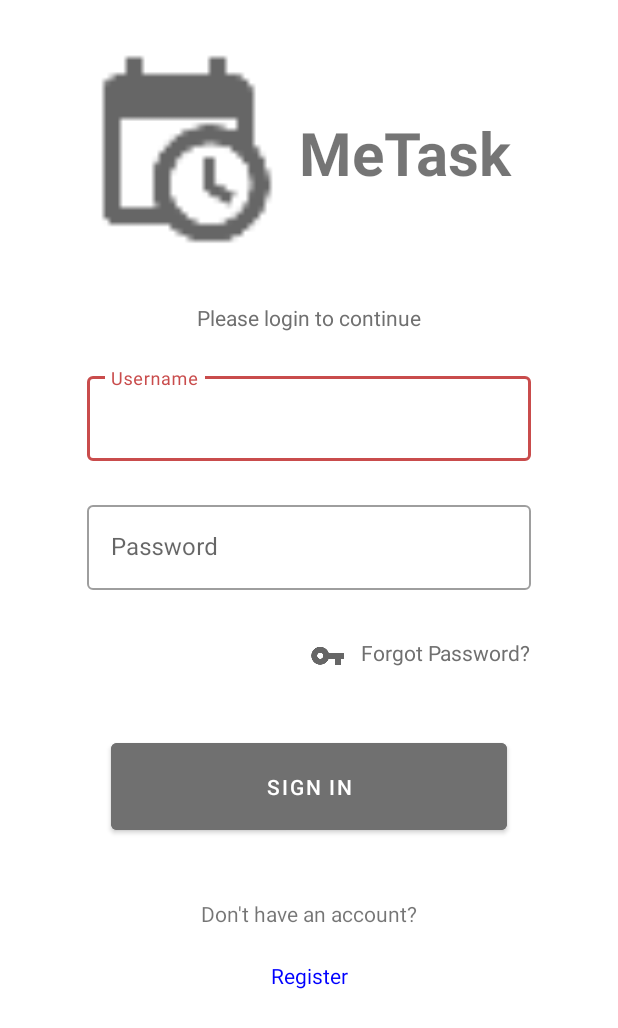
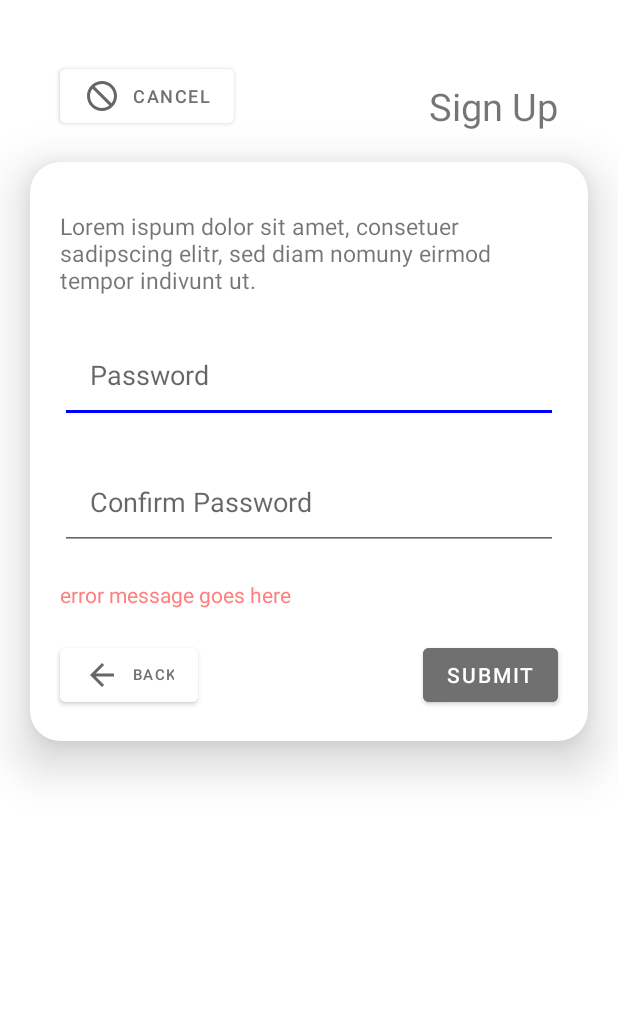
Before and after one commit to rsl081/CalendarProjectTeamLinKot, an Android app: the screen it shows after launch (SignInActivity before the commit, RegisterPasswordActivity after it), on a phone screen of 412 x 824 dp. Shown: the top 1028 px of the screen. Run offline under Robolectric (Android 15) with nearby library versions, the phone set to English and light mode, and no system bars.

Commit message:
gen/ registration

```diff
--- /dev/null
+++ b/app/src/main/java/com/example/calendarprojectteamlinkot/view/RegisterPasswordActivity.kt
@@ -0,0 +1,12 @@
+package com.example.calendarprojectteamlinkot.view
+
+import androidx.appcompat.app.AppCompatActivity
+import android.os.Bundle
+import com.example.calendarprojectteamlinkot.R
+
+class RegisterPasswordActivity : AppCompatActivity() {
+    override fun onCreate(savedInstanceState: Bundle?) {
+        super.onCreate(savedInstanceState)
+        setContentView(R.layout.activity_register_password)
+    }
+}
--- /dev/null
+++ b/app/src/main/res/drawable/ic_baseline_arrow_back_24.xml
@@ -0,0 +1,10 @@
+<vector xmlns:android="http://schemas.android.com/apk/res/android"
+    android:width="24dp"
+    android:height="24dp"
+    android:viewportWidth="24"
+    android:viewportHeight="24"
+    android:tint="?attr/colorControlNormal">
+  <path
+      android:fillColor="@android:color/white"
+      android:pathData="M20,11H7.83l5.59,-5.59L12,4l-8,8 8,8 1.41,-1.41L7.83,13H20v-2z"/>
+</vector>
--- /dev/null
+++ b/app/src/main/res/drawable/ic_baseline_not_interested_24.xml
@@ -0,0 +1,10 @@
+<vector xmlns:android="http://schemas.android.com/apk/res/android"
+    android:width="24dp"
+    android:height="24dp"
+    android:viewportWidth="24"
+    android:viewportHeight="24"
+    android:tint="?attr/colorControlNormal">
+  <path
+      android:fillColor="@android:color/white"
+      android:pathData="M12,2C6.48,2 2,6.48 2,12s4.48,10 10,10 10,-4.48 10,-10S17.52,2 12,2zM12,20c-4.42,0 -8,-3.58 -8,-8 0,-1.85 0.63,-3.55 1.69,-4.9L16.9,18.31C15.55,19.37 13.85,20 12,20zM18.31,16.9L7.1,5.69C8.45,4.63 10.15,4 12,4c4.42,0 8,3.58 8,8 0,1.85 -0.63,3.55 -1.69,4.9z"/>
+</vector>
--- /dev/null
+++ b/app/src/main/res/layout/activity_register_password.xml
@@ -0,0 +1,162 @@
+<?xml version="1.0" encoding="utf-8"?>
+<androidx.constraintlayout.widget.ConstraintLayout xmlns:android="http://schemas.android.com/apk/res/android"
+    xmlns:app="http://schemas.android.com/apk/res-auto"
+    xmlns:tools="http://schemas.android.com/tools"
+    android:layout_width="match_parent"
+    android:layout_height="match_parent">
+
+    <TextView
+        android:id="@+id/textView4"
+        android:layout_width="0dp"
+        android:layout_height="wrap_content"
+        android:layout_marginTop="20dp"
+        android:layout_marginEnd="20dp"
+        android:layout_marginBottom="20dp"
+        android:text="Sign Up"
+        android:textSize="25sp"
+        app:layout_constraintBottom_toTopOf="@+id/SignupCardView"
+        app:layout_constraintEnd_toStartOf="@+id/guideline9"
+        app:layout_constraintTop_toTopOf="@+id/guideline10"
+        tools:text="Sign Up" />
+
+
+    <androidx.cardview.widget.CardView
+        android:id="@+id/SignupCardView"
+        android:layout_width="0dp"
+        android:layout_height="wrap_content"
+        android:layout_marginTop="20dp"
+        app:layout_constraintEnd_toStartOf="@+id/guideline9"
+        app:layout_constraintHorizontal_bias="0.454"
+        app:layout_constraintStart_toStartOf="@+id/guideline8"
+        app:layout_constraintTop_toBottomOf="@+id/textView4"
+        app:cardCornerRadius="20dp"
+        app:cardElevation="20dp">
+
+        <androidx.constraintlayout.widget.ConstraintLayout
+            android:layout_width="match_parent"
+            android:layout_height="wrap_content">
+
+            <TextView
+                android:id="@+id/textViewInsertUserName"
+                android:layout_width="0dp"
+                android:layout_height="wrap_content"
+                android:layout_marginStart="20dp"
+                android:layout_marginTop="32dp"
+                android:layout_marginEnd="20dp"
+                android:text="Lorem ispum dolor sit amet, consetuer sadipscing elitr, sed diam nomuny eirmod tempor indivunt ut."
+                android:textSize="15sp"
+                app:layout_constraintEnd_toEndOf="parent"
+                app:layout_constraintStart_toStartOf="parent"
+                app:layout_constraintTop_toTopOf="parent" />
+
+            <androidx.appcompat.widget.AppCompatEditText
+                android:id="@+id/tv_Password"
+                android:layout_width="0dp"
+                android:layout_height="wrap_content"
+                android:layout_marginStart="20dp"
+                android:layout_marginTop="20dp"
+                android:layout_marginEnd="20dp"
+                android:hint="Password"
+                android:padding="20sp"
+                android:textColor="@color/light_gray"
+                app:layout_constraintEnd_toEndOf="parent"
+                app:layout_constraintStart_toStartOf="parent"
+                app:layout_constraintTop_toBottomOf="@id/textViewInsertUserName" />
+
+            <androidx.appcompat.widget.AppCompatEditText
+                android:id="@+id/tv_confirmPassword"
+                android:layout_width="0dp"
+                android:layout_height="wrap_content"
+                android:layout_marginStart="20dp"
+                android:layout_marginTop="20dp"
+                android:layout_marginEnd="20dp"
+                android:hint="Confirm Password"
+                android:padding="20sp"
+                android:textColor="@color/light_gray"
+                app:layout_constraintEnd_toEndOf="parent"
+                app:layout_constraintHorizontal_bias="0.0"
+                app:layout_constraintStart_toStartOf="parent"
+                app:layout_constraintTop_toBottomOf="@+id/tv_Password" />
+
+            <TextView
+                android:id="@+id/tv_errorMessage"
+                android:layout_width="0dp"
+                android:layout_height="wrap_content"
+                android:layout_marginStart="20dp"
+                android:layout_marginTop="20dp"
+                android:text="error message goes here"
+                android:textColor="#ff7f7f"
+                app:layout_constraintStart_toStartOf="parent"
+                app:layout_constraintTop_toBottomOf="@+id/tv_confirmPassword" />
+
+            <Button
+                android:id="@+id/btn_next"
+                android:layout_width="0dp"
+                android:layout_height="wrap_content"
+                android:layout_marginTop="20dp"
+                android:layout_marginEnd="20dp"
+                android:layout_marginBottom="20dp"
+                android:backgroundTint="@color/light_gray"
+                android:text="Submit"
+                app:layout_constraintBottom_toBottomOf="parent"
+                app:layout_constraintEnd_toEndOf="parent"
+
+                app:layout_constraintTop_toBottomOf="@+id/tv_errorMessage" />
+
+            <Button
+                android:id="@+id/btn_back"
+                android:layout_width="0dp"
+                android:layout_height="wrap_content"
+                android:layout_marginStart="20dp"
+                android:layout_marginTop="20dp"
+                android:backgroundTint="@color/white"
+                android:drawableLeft="@drawable/ic_baseline_arrow_back_24"
+                android:text="Back"
+                android:textSize="10sp"
+                android:textColor="@color/light_gray"
+                app:layout_constraintStart_toStartOf="parent"
+                app:layout_constraintTop_toBottomOf="@+id/tv_errorMessage" />
+
+
+        </androidx.constraintlayout.widget.ConstraintLayout>
+
+    </androidx.cardview.widget.CardView>
+
+    <androidx.constraintlayout.widget.Guideline
+        android:id="@+id/guideline8"
+        android:layout_width="wrap_content"
+        android:layout_height="wrap_content"
+        android:orientation="vertical"
+        app:layout_constraintGuide_begin="20dp" />
+
+    <androidx.constraintlayout.widget.Guideline
+        android:id="@+id/guideline9"
+        android:layout_width="wrap_content"
+        android:layout_height="wrap_content"
+        android:orientation="vertical"
+        app:layout_constraintGuide_end="20dp" />
+
+    <androidx.constraintlayout.widget.Guideline
+        android:id="@+id/guideline10"
+        android:layout_width="wrap_content"
+        android:layout_height="wrap_content"
+        android:orientation="horizontal"
+        app:layout_constraintGuide_begin="20dp" />
+
+    <Button
+        android:id="@+id/btn_cancel"
+        android:layout_width="wrap_content"
+        android:layout_height="wrap_content"
+        android:layout_marginStart="20dp"
+        android:layout_marginTop="20dp"
+        android:layout_marginBottom="20dp"
+        android:backgroundTint="@color/white"
+        android:drawableLeft="@drawable/ic_baseline_not_interested_24"
+        android:text="Cancel"
+        android:textSize="12sp"
+        android:textColor="@color/light_gray"
+        app:layout_constraintBottom_toTopOf="@+id/SignupCardView"
+        app:layout_constraintStart_toStartOf="@+id/guideline8"
+        app:layout_constraintTop_toTopOf="@+id/guideline10" />
+
+</androidx.constraintlayout.widget.ConstraintLayout>
--- a/app/src/main/res/layout/activity_sign_in.xml
+++ b/app/src/main/res/layout/activity_sign_in.xml
@@ -78,7 +78,7 @@
         app:layout_constraintTop_toBottomOf="@+id/textView2">
 
         <androidx.appcompat.widget.AppCompatEditText
-            android:id="@+id/et_username_sigin"
+            android:id="@+id/et_username_signIn"
             android:layout_width="match_parent"
             android:layout_height="wrap_content"
             android:hint="@string/sign_in_username"
@@ -102,7 +102,7 @@
         app:layout_constraintTop_toBottomOf="@+id/usernameInput">
 
         <androidx.appcompat.widget.AppCompatEditText
-            android:id="@+id/et_password_sigin"
+            android:id="@+id/et_password_signIn"
             android:layout_width="match_parent"
             android:layout_height="wrap_content"
             android:hint="@string/sign_in_password"
```
Also changed, not shown: app/src/main/AndroidManifest.xml (+18 -9 lines), app/src/main/java/com/example/calendarprojectteamlinkot/view/RegisterActivity.kt (added, +12 -0 lines), app/src/main/res/drawable/ic_baseline_arrow_forward_24.xml (added, +10 -0 lines), app/src/main/res/layout/activity_register.xml (added, +131 -0 lines).
